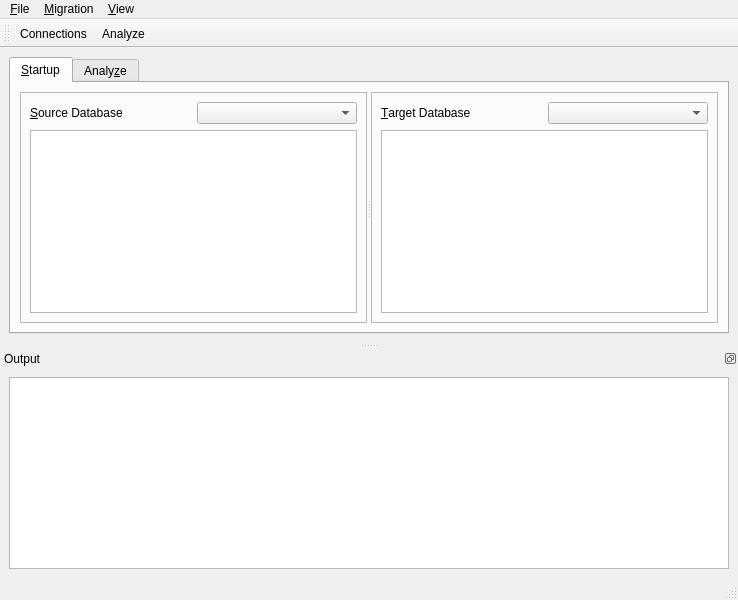
This is ui/migrainewindow.ui in kandalf/migraine as Qt 5 draws it before an edit. The edited form follows.
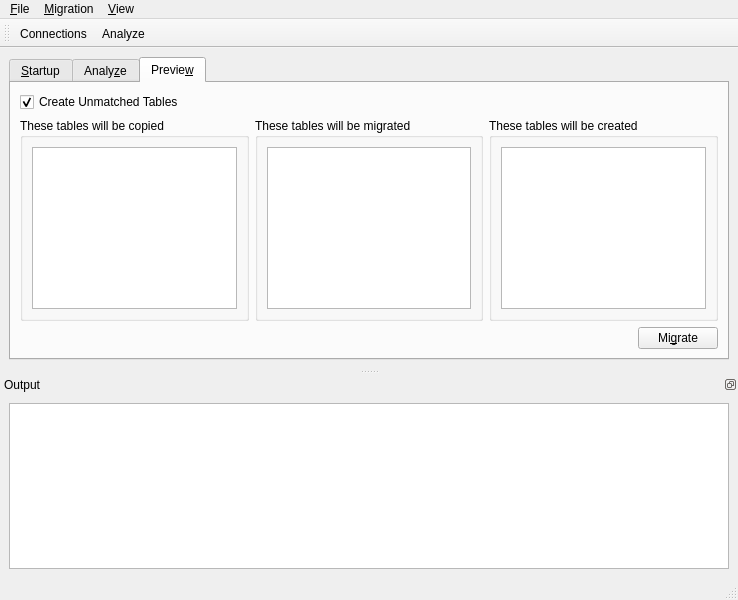
This is the edited form. The open tabs and pages were chosen to show the change. Icons and pictures are not drawn.

Commit message: First approach to preview migration

```diff
--- a/ui/migrainewindow.ui
+++ b/ui/migrainewindow.ui
@@ -143,8 +143,6 @@
        </attribute>
        <layout class="QGridLayout" name="gridLayout_11" >
         <item row="0" column="0" >
-         <layout class="QVBoxLayout" name="verticalLayout_5" >
-          <item>
            <layout class="QHBoxLayout" name="horizontalLayout_4" >
             <item>
              <widget class="QGroupBox" name="exactMatchGroupBox" >
@@ -196,7 +194,7 @@
             </item>
            </layout>
           </item>
-          <item>
+        <item row="1" column="0" >
            <layout class="QHBoxLayout" name="horizontalLayout_3" >
             <item>
              <widget class="QFrame" name="srcColumnsFrame" >
@@ -407,6 +405,150 @@
             </item>
            </layout>
           </item>
+        <item row="2" column="0" >
+         <layout class="QHBoxLayout" name="horizontalLayout_7" >
+          <item>
+           <widget class="QPushButton" name="resetMigrationButton" >
+            <property name="text" >
+             <string>&amp;Reset Migration</string>
+            </property>
+           </widget>
+          </item>
+          <item>
+           <spacer name="horizontalSpacer_2" >
+            <property name="orientation" >
+             <enum>Qt::Horizontal</enum>
+            </property>
+            <property name="sizeHint" stdset="0" >
+             <size>
+              <width>40</width>
+              <height>20</height>
+             </size>
+            </property>
+           </spacer>
+          </item>
+          <item>
+           <widget class="QPushButton" name="previewMigrationButton" >
+            <property name="text" >
+             <string>&amp;Preview Migration</string>
+            </property>
+           </widget>
+          </item>
+         </layout>
+        </item>
+       </layout>
+      </widget>
+      <widget class="QWidget" name="previewTab" >
+       <attribute name="title" >
+        <string>Previe&amp;w</string>
+       </attribute>
+       <attribute name="toolTip" >
+        <string>Migration Preview</string>
+       </attribute>
+       <layout class="QGridLayout" name="gridLayout_16" >
+        <item row="0" column="0" >
+         <layout class="QVBoxLayout" name="verticalLayout_6" >
+          <item>
+           <widget class="QCheckBox" name="createTablesCheckbox" >
+            <property name="text" >
+             <string>Create Unmatched Tables</string>
+            </property>
+            <property name="checked" >
+             <bool>true</bool>
+            </property>
+           </widget>
+          </item>
+          <item>
+           <layout class="QHBoxLayout" name="horizontalLayout_6" >
+            <item>
+             <widget class="QGroupBox" name="copiedTablesGroupBox" >
+              <property name="title" >
+               <string>These tables will be copied</string>
+              </property>
+              <layout class="QGridLayout" name="gridLayout_13" >
+               <item row="0" column="0" >
+                <widget class="QListView" name="copiedTablesListView" >
+                 <property name="editTriggers" >
+                  <set>QAbstractItemView::NoEditTriggers</set>
+                 </property>
+                 <property name="showDropIndicator" stdset="0" >
+                  <bool>false</bool>
+                 </property>
+                 <property name="selectionMode" >
+                  <enum>QAbstractItemView::NoSelection</enum>
+                 </property>
+                </widget>
+               </item>
+              </layout>
+             </widget>
+            </item>
+            <item>
+             <widget class="QGroupBox" name="migratedTablesGroupBox" >
+              <property name="title" >
+               <string>These tables will be migrated</string>
+              </property>
+              <layout class="QGridLayout" name="gridLayout_15" >
+               <item row="0" column="0" >
+                <widget class="QListView" name="migratedTablesListView" >
+                 <property name="editTriggers" >
+                  <set>QAbstractItemView::NoEditTriggers</set>
+                 </property>
+                 <property name="showDropIndicator" stdset="0" >
+                  <bool>false</bool>
+                 </property>
+                 <property name="selectionMode" >
+                  <enum>QAbstractItemView::NoSelection</enum>
+                 </property>
+                </widget>
+               </item>
+              </layout>
+             </widget>
+            </item>
+            <item>
+             <widget class="QGroupBox" name="createdTablesGroupBox" >
+              <property name="title" >
+               <string>These tables will be created</string>
+              </property>
+              <layout class="QGridLayout" name="gridLayout_14" >
+               <item row="0" column="0" >
+                <widget class="QListView" name="createdTablesListView" >
+                 <property name="editTriggers" >
+                  <set>QAbstractItemView::NoEditTriggers</set>
+                 </property>
+                 <property name="selectionMode" >
+                  <enum>QAbstractItemView::NoSelection</enum>
+                 </property>
+                </widget>
+               </item>
+              </layout>
+             </widget>
+            </item>
+           </layout>
+          </item>
+          <item>
+           <layout class="QHBoxLayout" name="horizontalLayout_5" >
+            <item>
+             <spacer name="horizontalSpacer" >
+              <property name="orientation" >
+               <enum>Qt::Horizontal</enum>
+              </property>
+              <property name="sizeHint" stdset="0" >
+               <size>
+                <width>40</width>
+                <height>20</height>
+               </size>
+              </property>
+             </spacer>
+            </item>
+            <item>
+             <widget class="QPushButton" name="migratePushButton" >
+              <property name="text" >
+               <string>Mi&amp;grate</string>
+              </property>
+             </widget>
+            </item>
+           </layout>
+          </item>
          </layout>
         </item>
        </layout>
@@ -456,8 +598,8 @@
    </property>
    <property name="minimumSize" >
     <size>
-     <width>92</width>
-     <height>111</height>
+     <width>100</width>
+     <height>118</height>
     </size>
    </property>
    <property name="floating" >
```
Left out of the diff: 34 changed lines with no effect on the pictures. Lines whose indentation alone changed are shown as unchanged. The commit also changes 6 other files.
